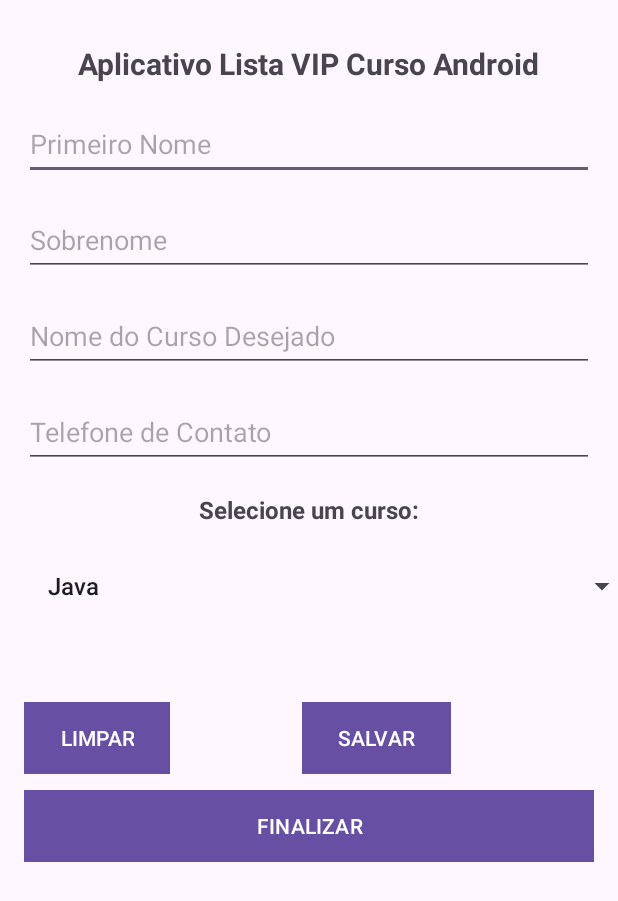
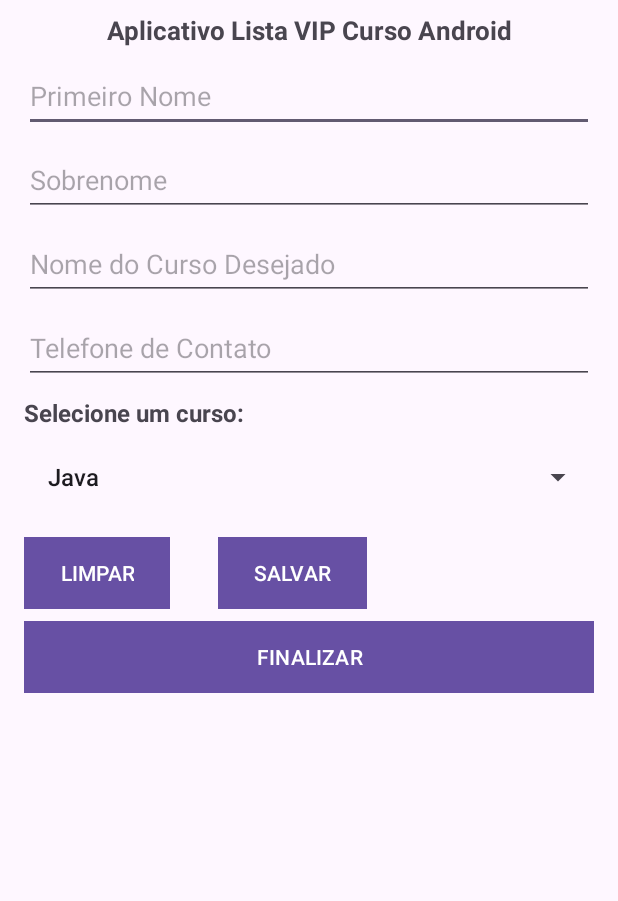
Before and after one commit to RafaelDangelo/Curso-Desenvolvimento-Android-2023, an Android app: the screen it shows after launch (MainActivity), on a phone screen of 412 x 824 dp. Shown: the top 901 px of the screen. Run offline under Robolectric (Android 15) with nearby library versions, the phone set to English and light mode, and no system bars.

Commit message:
Linear Layout.

```diff
--- a/AppListaCurso/app/src/main/java/devandroid/dangelo/applistacurso/view/MainActivity.java
+++ b/AppListaCurso/app/src/main/java/devandroid/dangelo/applistacurso/view/MainActivity.java
@@ -39,7 +39,7 @@ public class MainActivity extends AppCompatActivity {
     @Override
     protected void onCreate(Bundle savedInstanceState) {
         super.onCreate(savedInstanceState);
-        setContentView(R.layout.activity_main);
+        setContentView(R.layout.activity_spinner);
 
         pessoaController = new PessoaController(MainActivity.this);
         cursoController = new CursoController();
--- /dev/null
+++ b/AppListaCurso/app/src/main/res/layout/activity_spinner.xml
@@ -0,0 +1,139 @@
+<?xml version="1.0" encoding="utf-8"?>
+
+<androidx.appcompat.widget.LinearLayoutCompat xmlns:android="http://schemas.android.com/apk/res/android"
+    xmlns:app="http://schemas.android.com/apk/res-auto"
+    xmlns:tools="http://schemas.android.com/tools"
+    android:layout_width="match_parent"
+    android:layout_height="match_parent"
+    android:orientation="vertical"
+    tools:context=".view.MainActivity">
+
+    <LinearLayout
+        android:layout_width="match_parent"
+        android:layout_height="wrap_content"
+        android:orientation="vertical">
+
+        <TextView
+            android:id="@+id/txtTitulo"
+            android:layout_width="match_parent"
+            android:layout_height="wrap_content"
+            android:layout_marginStart="8dp"
+            android:layout_marginTop="8dp"
+            android:layout_marginEnd="8dp"
+            android:gravity="center_horizontal"
+            android:text="@string/txt_titulo"
+            android:textAlignment="center"
+            android:textSize="17sp"
+            android:textStyle="bold" />
+
+        <EditText
+            android:id="@+id/editTextPrimeiroNome"
+            android:layout_width="match_parent"
+            android:layout_height="48dp"
+            android:layout_marginStart="16dp"
+            android:layout_marginTop="8dp"
+            android:layout_marginEnd="16dp"
+            android:ems="10"
+            android:hint="@string/txt_hint_primeiro_nome"
+            android:importantForAutofill="no"
+            android:inputType="text" />
+
+        <EditText
+            android:id="@+id/editTextSobrenome"
+            android:layout_width="match_parent"
+            android:layout_height="48dp"
+            android:layout_marginStart="16dp"
+            android:layout_marginTop="8dp"
+            android:layout_marginEnd="16dp"
+            android:ems="10"
+            android:hint="@string/txt_hint_sobrenome"
+            android:importantForAutofill="no"
+            android:inputType="text" />
+
+        <EditText
+            android:id="@+id/editTextNomeCurso"
+            android:layout_width="match_parent"
+            android:layout_height="48dp"
+            android:layout_marginStart="16dp"
+            android:layout_marginTop="8dp"
+            android:layout_marginEnd="16dp"
+            android:ems="10"
+            android:hint="@string/txt_hint_nome_do_curso_desejado"
+            android:importantForAutofill="no"
+            android:inputType="text" />
+
+        <EditText
+            android:id="@+id/editTextTelefone"
+            android:layout_width="match_parent"
+            android:layout_height="48dp"
+            android:layout_marginStart="16dp"
+            android:layout_marginTop="8dp"
+            android:layout_marginEnd="16dp"
+            android:ems="10"
+            android:hint="@string/txt_hint_telefone_de_contato"
+            android:importantForAutofill="no"
+            android:inputType="text" />
+
+        <TextView
+            android:id="@+id/txtListaSpinner"
+            android:layout_width="wrap_content"
+            android:layout_height="wrap_content"
+            android:layout_marginStart="16dp"
+            android:layout_marginTop="8dp"
+            android:layout_marginEnd="16dp"
+            android:layout_marginBottom="4dp"
+            android:text="@string/txt_selecione_um_curso"
+            android:textAlignment="center"
+            android:textSize="16sp"
+            android:textStyle="bold" />
+
+        <Spinner
+            android:id="@+id/spinner"
+            android:layout_width="match_parent"
+            android:layout_height="48dp"
+            android:layout_marginStart="16dp"
+            android:layout_marginTop="4dp"
+            android:layout_marginEnd="16dp"
+            android:layout_marginBottom="8dp" />
+
+
+        <LinearLayout
+            android:layout_width="match_parent"
+            android:layout_height="wrap_content"
+            android:orientation="horizontal">
+
+            <Button
+                android:id="@+id/btnLimpar"
+                android:layout_width="wrap_content"
+                android:layout_height="wrap_content"
+                android:layout_marginStart="16dp"
+                android:layout_marginTop="8dp"
+                android:layout_marginEnd="16dp"
+                android:background="@color/corBotoes"
+                android:text="@string/txt_button_limpar" />
+
+            <Button
+                android:id="@+id/btnSalvar"
+                android:layout_width="wrap_content"
+                android:layout_height="wrap_content"
+                android:layout_marginStart="16dp"
+                android:layout_marginTop="8dp"
+                android:layout_marginEnd="16dp"
+                android:background="@color/corBotoes"
+                android:text="@string/txt_button_salvar" />
+
+        </LinearLayout>
+
+
+        <Button
+            android:id="@+id/btnFinalizar"
+            android:layout_width="match_parent"
+            android:layout_height="wrap_content"
+            android:layout_marginStart="16dp"
+            android:layout_marginTop="8dp"
+            android:layout_marginEnd="16dp"
+            android:background="@color/corBotoes"
+            android:text="@string/txt_button_finalizar" />
+    </LinearLayout>
+
+</androidx.appcompat.widget.LinearLayoutCompat>
--- a/AppListaCurso/app/src/main/res/values/strings.xml
+++ b/AppListaCurso/app/src/main/res/values/strings.xml
@@ -8,4 +8,5 @@
     <string name="txt_button_finalizar">FINALIZAR</string>
     <string name="txt_button_salvar">SALVAR</string>
     <string name="txt_button_limpar">LIMPAR</string>
+    <string name="txt_selecione_um_curso">Selecione um curso:</string>
 </resources>
```
